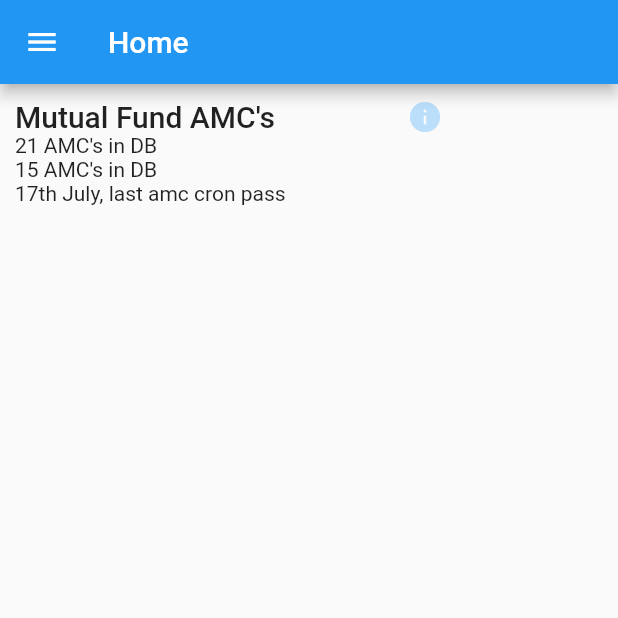
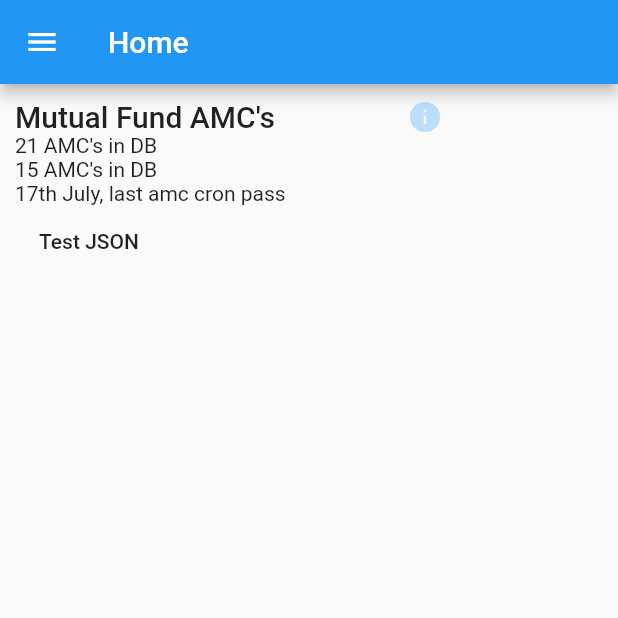
Before and after one commit to excellencetechnologies/flutter_start, a Flutter app: the screen it shows after launch, on a phone screen of 412 x 824 dp, the top half of it. Run offline on Flutter 3.47's test engine with Material 2 defaults, Android fonts, the phone set to English and light mode, and no system bars.

Commit message:
json testing with model

```diff
--- /dev/null
+++ b/lib/model/user.dart
@@ -0,0 +1,13 @@
+class User {
+  final String name;
+  final String email;
+
+  User(this.name, this.email); //constructor
+
+  User.fromJson(Map<String, dynamic> json)
+      : name = json["name"],
+        email = json["email"] {
+    print("fromJSON Called"); //just for debugging
+  }
+  Map<String, dynamic> toJson() => {"name": name, "email": email};
+}
--- a/lib/widget/home/amc.dart
+++ b/lib/widget/home/amc.dart
@@ -1,4 +1,24 @@
 import 'package:flutter/material.dart';
+import 'dart:convert';
+import 'package:myapp/model/user.dart';
+// class MyButton extends StatefulWidget {
+//   String jsonString =
+//       "{\"name\": \"John Smith\",\"email\": \"john@example.com\"}";
+
+//   void _parseJSON() {
+//     setState() {}
+//   }
+
+//   @override
+//   Widget build(BuildContext context) {
+//     return FlatButton(
+//       child: Text("Test JSON"),
+//       onPressed: () {
+//         _parseJSON();
+//       },
+//     );
+//   }
+// }
 
 class AMCSummary extends StatelessWidget {
   @override
@@ -21,11 +41,26 @@ class AMCSummary extends StatelessWidget {
                 Text("21 AMC's in DB"),
                 Text("15 AMC's in DB"),
                 Text("17th July, last amc cron pass"),
+                FlatButton(
+                  child: Text("Test JSON"),
+                  onPressed: () {
+                    String jsonString =
+                        "{\"name\": \"John Smith\",\"email\": \"john@example.com\"}";
+
+                    User user = User.fromJson(jsonDecode(jsonString));
+
+                    print('Howdy, ${user.name}!');
+                    print('We sent the verification link to ${user.email}.');
+                  },
+                )
               ],
             ),
           ),
           Flexible(
-            child: Icon(Icons.info, color: Theme.of(context).primaryColorLight,),
+            child: Icon(
+              Icons.info,
+              color: Theme.of(context).primaryColorLight,
+            ),
           )
         ],
       ),
```
